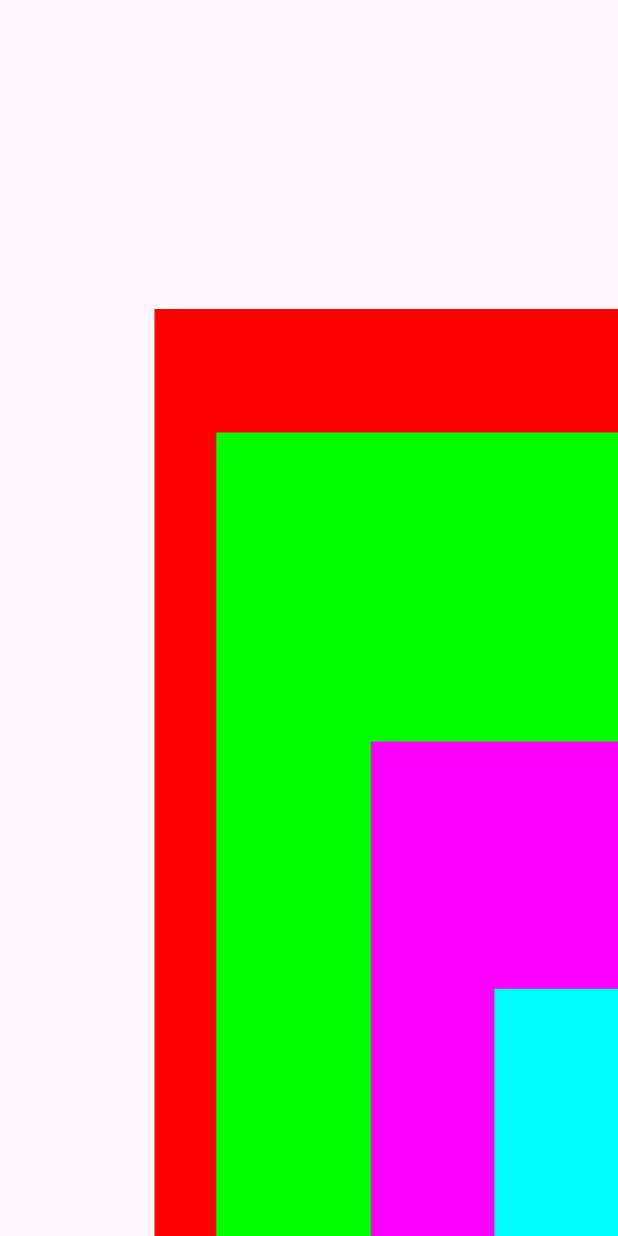
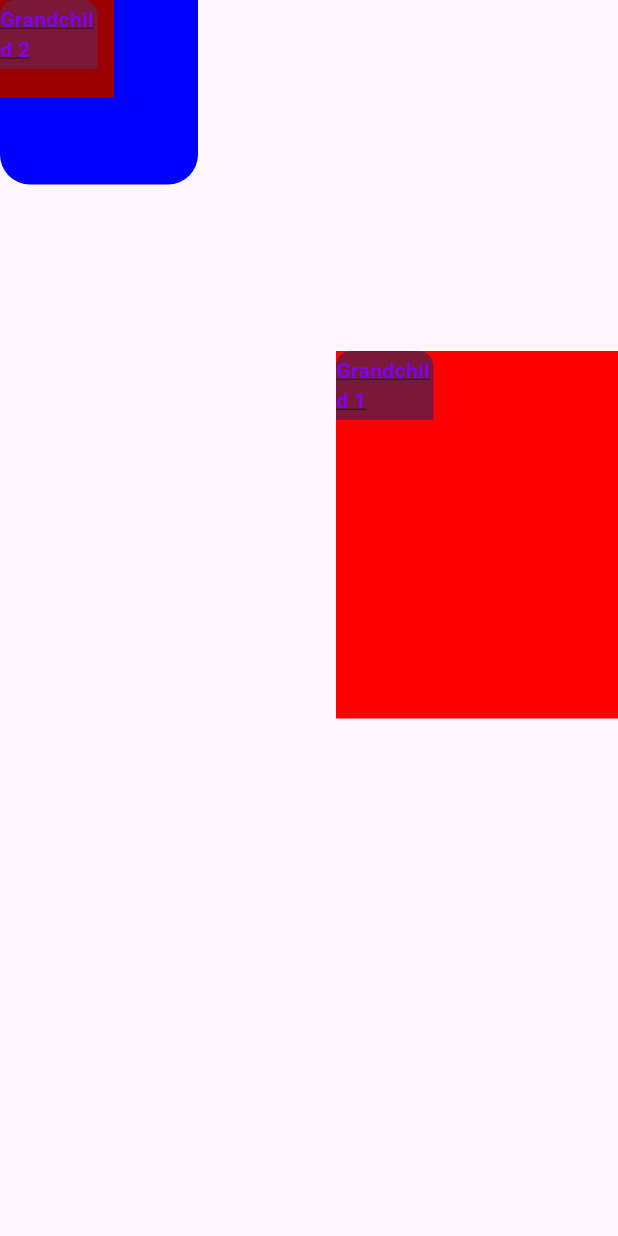
Before and after one commit to kayyal/app_generator, a Flutter app: the screen it shows after launch, on a phone screen of 412 x 824 dp. Run offline on Flutter 3.47's test engine with Material 3 defaults, Android fonts, the phone set to English and light mode, and no system bars; our stand-ins replace copy_with_extension; generated files the repository leaves out were written again.

Commit message:
fix a bug in showing text in createWidget method

```diff
--- a/lib/json_string.dart
+++ b/lib/json_string.dart
@@ -448,7 +448,7 @@ class JsonString {
           "g": 0,
           "b": 255
         },
-        "size": 16.0,
+        "size": 17.0,
         "weight": 400,
         "underline": false
       }
@@ -554,7 +554,7 @@ class JsonString {
   static String nestedJson6 = '''
 
 [
- {
+  {
     "key": "widget1",
     "widgetLayout": {
       "dx": 224,
@@ -563,6 +563,235 @@ class JsonString {
       "width": 254,
       "isAbsolutePosition": true,
       "isAbsoluteSize": true,
+      "padding": {}
+    },
+    "widgetStyle": {
+      "color": {
+        "r": 255,
+        "g": 0,
+        "b": 0,
+        "opacity": 1
+      },
+      "corner": {
+        "topRight": 20,
+        "topLeft": 20,
+        "bottomRight": 0,
+        "bottomLeft": 0
+      },
+      "shadows": []
+    },
+    "textInfo": {
+      "content": {
+        "text": "Hello"
+      },
+      "style": {
+        "color": {
+          "r": 0,
+          "g": 0,
+          "b": 255
+        },
+        "size": 16,
+        "weight": 400,
+        "underline": false
+      }
+    },
+    "alignedWithParent": {
+      "x": 1,
+      "y": 1
+    },
+    "children": [
+      {
+        "key": "child1",
+        "widgetLayout": {
+          "dx": 0,
+          "dy": 0,
+          "height": 65,
+          "width": 76,
+          "isAbsolutePosition": true,
+          "isAbsoluteSize": true,
+          "padding": {}
+        },
+        "widgetStyle": {
+          "color": {
+            "r": 255,
+            "g": 0,
+            "b": 0,
+            "opacity": 1
+          }
+        },
+        "children": [
+          {
+            "key": "grandchild1",
+            "widgetLayout": {
+              "dx": 0,
+              "dy": 0,
+              "height": 46,
+              "width": 65,
+              "isAbsolutePosition": true,
+              "isAbsoluteSize": true,
+              "padding": {}
+            },
+            "widgetStyle": {
+              "color": {
+                "r": 123,
+                "g": 23,
+                "b": 56,
+                "opacity": 1
+              },
+              "corner": {
+                "topRight": 10,
+                "topLeft": 10,
+                "bottomRight": 0,
+                "bottomLeft": 0
+              },
+              "shadows": []
+            },
+            "textInfo": {
+              "content": {
+                "text": "Grandchild 1"
+              },
+              "style": {
+                "color": {
+                  "r": 125,
+                  "g": 0,
+                  "b": 255
+                },
+                "size": 14,
+                "weight": 700,
+                "underline": true
+              }
+            }
+          }
+        ]
+      }
+    ]
+  },
+  {
+    "key": "widget2",
+    "widgetLayout": {
+      "dx": 0,
+      "dy": 0,
+      "height": 123,
+      "width": 132,
+      "isAbsolutePosition": true,
+      "isAbsoluteSize": true,
+      "padding": {}
+    },
+    "widgetStyle": {
+      "color": {
+        "r": 0,
+        "g": 0,
+        "b": 255,
+        "opacity": 1
+      },
+      "corner": {
+        "topRight": 0,
+        "topLeft": 0,
+        "bottomRight": 20,
+        "bottomLeft": 20
+      },
+      "shadows": []
+    },
+    "textInfo": {
+      "content": {
+        "text": "Flutter"
+      },
+      "style": {
+        "color": {
+          "r": 255,
+          "g": 255,
+          "b": 0
+        },
+        "size": 18,
+        "weight": 600,
+        "underline": false
+      }
+    },
+    "alignedWithParent": {
+      "x": -1,
+      "y": -1
+    },
+    "children": [
+      {
+        "key": "child2",
+        "widgetLayout": {
+          "dx": 0,
+          "dy": 0,
+          "height": 65,
+          "width": 76,
+          "isAbsolutePosition": true,
+          "isAbsoluteSize": true,
+          "padding": {}
+        },
+        "widgetStyle": {
+          "color": {
+            "r": 155,
+            "g": 0,
+            "b": 0,
+            "opacity": 1
+          }
+        },
+        "children": [
+          {
+            "key": "grandchild2",
+            "widgetLayout": {
+              "dx": 0,
+              "dy": 0,
+              "height": 46,
+              "width": 65,
+              "isAbsolutePosition": true,
+              "isAbsoluteSize": true,
+              "padding": {}
+            },
+            "widgetStyle": {
+              "color": {
+                "r": 123,
+                "g": 23,
+                "b": 56,
+                "opacity": 1
+              },
+              "corner": {
+                "topRight": 10,
+                "topLeft": 10,
+                "bottomRight": 0,
+                "bottomLeft": 0
+              },
+              "shadows": []
+            },
+            "textInfo": {
+              "content": {
+                "text": "Grandchild 2"
+              },
+              "style": {
+                "color": {
+                  "r": 125,
+                  "g": 0,
+                  "b": 255
+                },
+                "size": 14,
+                "weight": 700,
+                "underline": true
+              }
+            }
+          }
+        ]
+      }
+    ]
+  }
+]
+ ''';
+
+  static String nestedJson7 = '''
+[
+ {
+    "key": "widget1",
+    "widgetLayout": {
+      "dx": 0.3,
+      "dy": 0.4 ,
+      "height": 0.4,
+      "width": 0.5,
+      "isAbsolutePosition": false,
+      "isAbsoluteSize": false,
       "padding": {}
     },
     "widgetStyle": {
@@ -596,22 +825,39 @@ class JsonString {
       }
     },
     "alignedWithParent": {
-      "x": 1.0,
-      "y": 1.0
+      "x": 0.0,
+      "y": 0.0
     },
     "children": [
       {
         "key": "child1",
+        "widgetLayout": {
+          "dx": 0,
+          "dy": 0,
+          "height": 65,
+          "width": 76,
+          "isAbsolutePosition": true,
+          "isAbsoluteSize": true,
+          "padding": {}
+        },
+        "widgetStyle": {
+          "color": {
+            "r": 155,
+            "g": 0,
+            "b": 0,
+            "opacity": 1
+          }
+        },
         "children": [
           {
             "key": "grandchild1",
             "widgetLayout": {
-              "dx": 0,
-              "dy": 0,
-              "height": 46,
-              "width": 65,
-              "isAbsolutePosition": true,
-              "isAbsoluteSize": true,
+              "dx": 0.23,
+              "dy": 0.23,
+              "height": 1,
+              "width": 1,
+              "isAbsolutePosition": false,
+              "isAbsoluteSize": false,
               "padding": {}
             },
             "widgetStyle": {
@@ -652,12 +898,12 @@ class JsonString {
  {
     "key": "widget2",
     "widgetLayout": {
-      "dx": 0,
-      "dy": 0,
-      "height": 123,
-      "width": 132,
-      "isAbsolutePosition": true,
-      "isAbsoluteSize": true,
+      "dx": 0.1,
+      "dy": 0.2,
+      "height": 0.2,
+      "width": 0.15,
+      "isAbsolutePosition": false,
+      "isAbsoluteSize": false,
       "padding": {}
     },
     "widgetStyle": {
@@ -691,12 +937,29 @@ class JsonString {
       }
     },
     "alignedWithParent": {
-      "x": -1.0,
-      "y": -1.0
+      "x": 0.0,
+      "y": 0.0
     },
     "children": [
       {
         "key": "child2",
+        "widgetLayout": {
+          "dx": 0,
+          "dy": 0,
+          "height": 65,
+          "width": 76,
+          "isAbsolutePosition": true,
+          "isAbsoluteSize": true,
+          "padding": {}
+        },
+        "widgetStyle": {
+          "color": {
+            "r": 155,
+            "g": 0,
+            "b": 0,
+            "opacity": 1
+          }
+        },
         "children": [
           {
             "key": "grandchild2",
@@ -705,8 +968,8 @@ class JsonString {
               "dy": 0,
               "height": 46,
               "width": 65,
-              "isAbsolutePosition": true,
-              "isAbsoluteSize": true,
+              "isAbsolutePosition": false,
+              "isAbsoluteSize": false,
               "padding": {}
             },
             "widgetStyle": {
@@ -746,5 +1009,6 @@ class JsonString {
  }
 ]
 
+
  ''';
 }
--- a/lib/my_widget_screen.dart
+++ b/lib/my_widget_screen.dart
@@ -5,7 +5,7 @@ import 'package:gold_cherry_app_generator/widget/widget_info.dart';
 import 'package:gold_cherry_app_generator/text/text_style_info.dart';
 
 class MyWidgetScreen extends StatelessWidget {
-  final String jsonString = JsonString.nestedJson;
+  final String jsonString = JsonString.nestedJson6;
 
   @override
   Widget build(BuildContext context) {
@@ -31,6 +31,7 @@ class MyWidgetScreen extends StatelessWidget {
 }
 
 Widget createWidget(WidgetInfo widgetInfo, BuildContext context) {
+  var alignedWithParent = widgetInfo.alignedWithParent;
   return Positioned(
     left: widgetInfo.widgetLayout.isAbsolutePosition
         ? widgetInfo.widgetLayout.dx
@@ -47,8 +48,7 @@ Widget createWidget(WidgetInfo widgetInfo, BuildContext context) {
       height: widgetInfo.widgetLayout.isAbsoluteSize
           ? widgetInfo.widgetLayout.height
           : widgetInfo.widgetLayout.height * MediaQuery.of(context).size.height,
-      alignment:
-          widgetInfo.alignedWithParent?.toAlignment() ?? Alignment.center,
+      alignment: alignedWithParent?.toAlignment() ?? Alignment.center,
       decoration: BoxDecoration(
         color: Color.fromRGBO(
           widgetInfo.widgetStyle.color.r,
@@ -77,8 +77,12 @@ Widget createWidget(WidgetInfo widgetInfo, BuildContext context) {
           );
         }).toList(),
       ),
-      child: widgetInfo.textInfo != null
-          ? Text(
+      child: Stack(
+        children: <Widget>[
+          if (widgetInfo.textInfo != null)
+            Container(
+              alignment: alignedWithParent?.toAlignment() ?? Alignment.center,
+              child: Text(
                 widgetInfo.textInfo!.content.text,
                 style: TextStyle(
                   color: Color.fromRGBO(
@@ -94,14 +98,16 @@ Widget createWidget(WidgetInfo widgetInfo, BuildContext context) {
                       ? TextDecoration.underline
                       : TextDecoration.none,
                 ),
-            )
-          : widgetInfo.children != null
-              ? Stack(
+              ),
+            ),
+          if (widgetInfo.children != null)
+            Stack(
               children: <Widget>[
                 ...createFlutterWidgets(widgetInfo.children!, context),
               ],
-                )
-              : null,
+            ),
+        ],
+      ),
     ),
   );
 }
```
Lines whose indentation alone changed are shown as unchanged.
